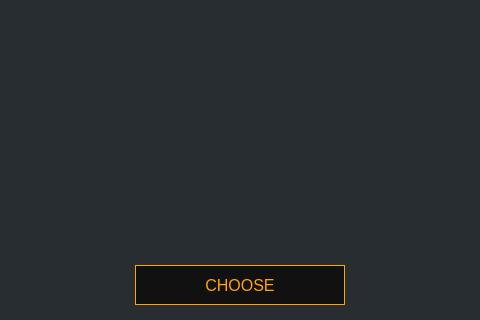
First picture: the form in src/gui/ui/addressbookdialog.ui, repository ConcealNetwork/conceal-desktop, before the edit; both pictures show x 134 to 614 and y 205 to 525 of the 747 by 525 pixel window.
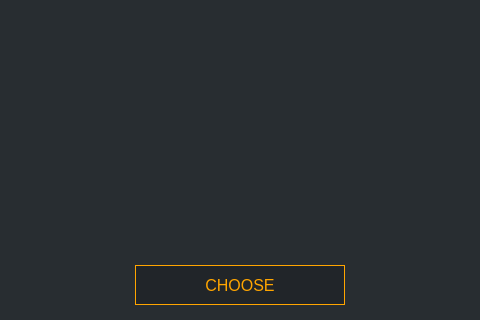
Second picture: the form after the edit.

Commit message: Change button background color

```diff
--- a/src/gui/ui/addressbookdialog.ui
+++ b/src/gui/ui/addressbookdialog.ui
@@ -76,7 +76,7 @@
         </font>
        </property>
        <property name="styleSheet">
-        <string notr="true">QPushButton#m_okButton {color: orange; background-color: #111111; border: 1px solid orange; font-size: 16px;}
+        <string notr="true">QPushButton#m_okButton {color: orange; background-color: #212529; border: 1px solid orange; font-size: 16px;}
 
 QPushButton#m_okButton:hover {color: orange; background-color: #111111; border: 2px solid orange; font-size: 16px;}</string>
        </property>
```
Left out of the diff: 2 changed lines with no effect on the pictures. The commit also changes 21 other files.
